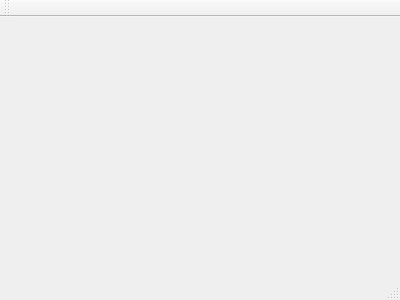
Before: the Qt Designer form FileSystemEDII/mainwindow.ui in moniquestigter/FileSystemEDII, drawn with Qt 5.
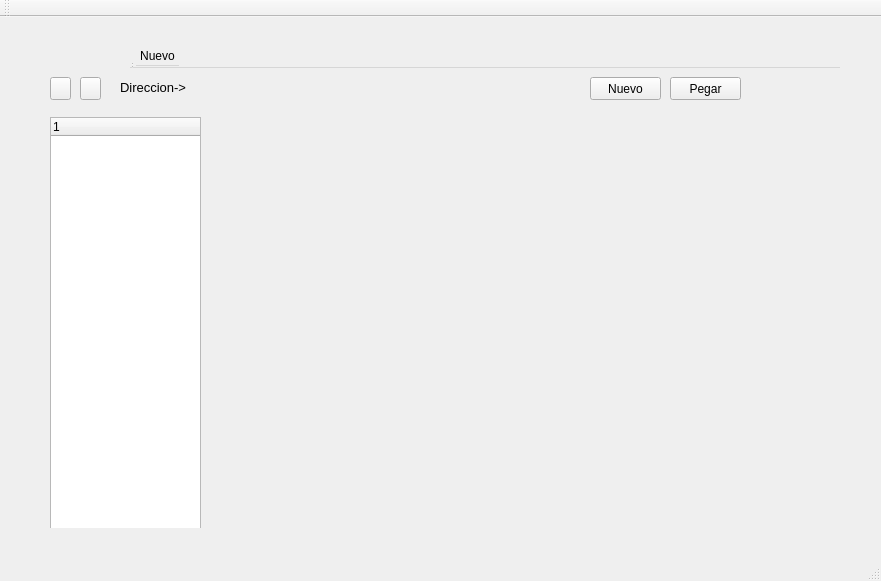
After: the same form once the commit is applied. Icons and pictures are not drawn.

```diff
--- a/FileSystemEDII/mainwindow.ui
+++ b/FileSystemEDII/mainwindow.ui
@@ -1,24 +1,224 @@
 <ui version="4.0">
  <class>MainWindow</class>
- <widget class="QMainWindow" name="MainWindow" >
-  <property name="geometry" >
+ <widget class="QMainWindow" name="MainWindow">
+  <property name="geometry">
    <rect>
     <x>0</x>
     <y>0</y>
-    <width>400</width>
-    <height>300</height>
+    <width>881</width>
+    <height>581</height>
    </rect>
   </property>
   <property name="windowTitle" >
    <string>MainWindow</string>
   </property>
-  <widget class="QMenuBar" name="menuBar" />
-  <widget class="QToolBar" name="mainToolBar" />
-  <widget class="QWidget" name="centralWidget" />
-  <widget class="QStatusBar" name="statusBar" />
+  <widget class="QWidget" name="centralWidget">
+   <widget class="QWidget" name="centralWidget_2" native="true">
+    <property name="geometry">
+     <rect>
+      <x>40</x>
+      <y>50</y>
+      <width>711</width>
+      <height>461</height>
+     </rect>
+    </property>
+    <widget class="QLabel" name="lblRuta">
+     <property name="geometry">
+      <rect>
+       <x>150</x>
+       <y>10</y>
+       <width>361</width>
+       <height>21</height>
+      </rect>
+     </property>
+     <property name="font">
+      <font>
+       <pointsize>10</pointsize>
+      </font>
+     </property>
+     <property name="cursor">
+      <cursorShape>BlankCursor</cursorShape>
+     </property>
+     <property name="focusPolicy">
+      <enum>Qt::NoFocus</enum>
+     </property>
+     <property name="autoFillBackground">
+      <bool>false</bool>
+     </property>
+     <property name="text">
+      <string/>
+     </property>
+    </widget>
+    <widget class="QLabel" name="label">
+     <property name="geometry">
+      <rect>
+       <x>80</x>
+       <y>10</y>
+       <width>71</width>
+       <height>21</height>
+      </rect>
+     </property>
+     <property name="font">
+      <font>
+       <pointsize>10</pointsize>
+      </font>
+     </property>
+     <property name="text">
+      <string>Direccion-&gt;</string>
+     </property>
+    </widget>
+    <widget class="QPushButton" name="btnAtras">
+     <property name="geometry">
+      <rect>
+       <x>10</x>
+       <y>10</y>
+       <width>21</width>
+       <height>23</height>
+      </rect>
+     </property>
+     <property name="text">
+      <string/>
+     </property>
+    </widget>
+    <widget class="QPushButton" name="btnAdelante">
+     <property name="geometry">
+      <rect>
+       <x>40</x>
+       <y>10</y>
+       <width>21</width>
+       <height>23</height>
+      </rect>
+     </property>
+     <property name="text">
+      <string/>
+     </property>
+    </widget>
+    <widget class="QPushButton" name="btnNuevo">
+     <property name="geometry">
+      <rect>
+       <x>550</x>
+       <y>10</y>
+       <width>71</width>
+       <height>23</height>
+      </rect>
+     </property>
+     <property name="text">
+      <string>Nuevo</string>
+     </property>
+     <property name="icon">
+      <iconset>
+       <normaloff>:/jixzMaA5T.png</normaloff>:/jixzMaA5T.png</iconset>
+     </property>
+    </widget>
+    <widget class="QPushButton" name="btnPegar">
+     <property name="geometry">
+      <rect>
+       <x>630</x>
+       <y>10</y>
+       <width>71</width>
+       <height>23</height>
+      </rect>
+     </property>
+     <property name="text">
+      <string>Pegar</string>
+     </property>
+     <property name="icon">
+      <iconset>
+       <normaloff>:/Imagenes/thin-0255_paste_clipboard-512.png</normaloff>:/Imagenes/thin-0255_paste_clipboard-512.png</iconset>
+     </property>
+    </widget>
+    <widget class="QTreeWidget" name="treeWidget">
+     <property name="geometry">
+      <rect>
+       <x>10</x>
+       <y>50</y>
+       <width>151</width>
+       <height>421</height>
+      </rect>
+     </property>
+     <column>
+      <property name="text">
+       <string notr="true">1</string>
+      </property>
+     </column>
+    </widget>
+   </widget>
+   <widget class="QMenuBar" name="menuBar_2">
+    <property name="geometry">
+     <rect>
+      <x>130</x>
+      <y>30</y>
+      <width>710</width>
+      <height>21</height>
+     </rect>
+    </property>
+    <widget class="QMenu" name="menuNuevo">
+     <property name="title">
+      <string>Nuevo</string>
+     </property>
+    </widget>
+    <addaction name="menuNuevo"/>
+   </widget>
+   <widget class="QToolBar" name="mainToolBar_2">
+    <property name="geometry">
+     <rect>
+      <x>130</x>
+      <y>30</y>
+      <width>4</width>
+      <height>10</height>
+     </rect>
+    </property>
+   </widget>
+   <widget class="QStatusBar" name="statusBar_2">
+    <property name="geometry">
+     <rect>
+      <x>130</x>
+      <y>30</y>
+      <width>3</width>
+      <height>22</height>
+     </rect>
+    </property>
+   </widget>
+  </widget>
+  <widget class="QMenuBar" name="menuBar">
+   <property name="geometry">
+    <rect>
+     <x>0</x>
+     <y>0</y>
+     <width>881</width>
+     <height>17</height>
+    </rect>
+   </property>
+  </widget>
+  <widget class="QToolBar" name="mainToolBar">
+   <attribute name="toolBarArea">
+    <enum>TopToolBarArea</enum>
+   </attribute>
+   <attribute name="toolBarBreak">
+    <bool>false</bool>
+   </attribute>
+  </widget>
+  <widget class="QStatusBar" name="statusBar"/>
+  <action name="actionCarpeta">
+   <property name="icon">
+    <iconset>
+     <normaloff>:/Imagenes/Folders-PNG-File.png</normaloff>:/Imagenes/Folders-PNG-File.png</iconset>
+   </property>
+   <property name="text">
+    <string>Carpeta</string>
+   </property>
+  </action>
+  <action name="actionArchivo">
+   <property name="icon">
+    <iconset>
+     <normaloff>:/Imagenes/Docs-icon-iloveimg-resized.png</normaloff>:/Imagenes/Docs-icon-iloveimg-resized.png</iconset>
+   </property>
+   <property name="text">
+    <string>Archivo</string>
+   </property>
+  </action>
  </widget>
- <layoutDefault spacing="6" margin="11" />
- <pixmapfunction></pixmapfunction>
+ <layoutdefault spacing="6" margin="11"/>
  <resources/>
  <connections/>
 </ui>
```
Left out of the diff: 3 changed lines with no effect on the pictures.
